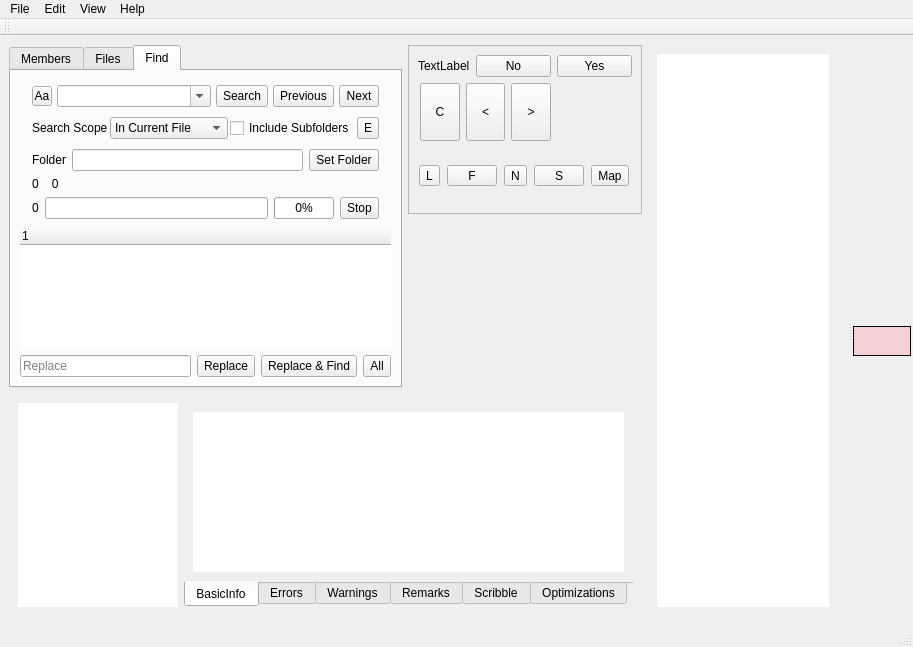
Old version of the form mainwindow.ui in the repository ic005k/Xiasl.
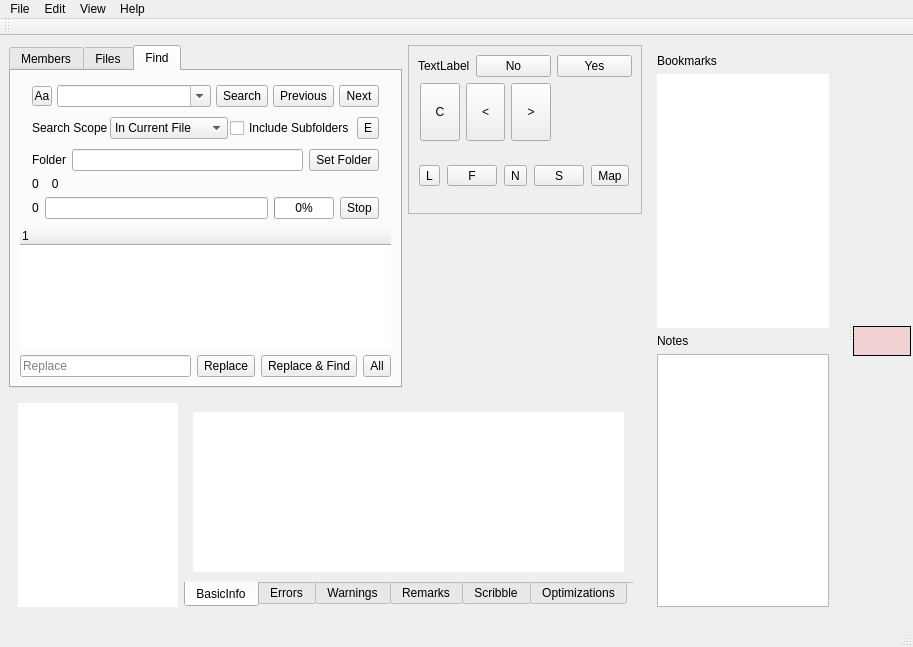
New version of the form. Icons and pictures are not drawn. Custom widgets are drawn as their Qt base class.

What changed in the file:
```diff
--- a/mainwindow.ui
+++ b/mainwindow.ui
@@ -780,7 +780,14 @@
        <enum>QFrame::Plain</enum>
       </property>
       <layout class="QGridLayout" name="gridLayout_18">
-       <item row="0" column="0">
+       <item row="2" column="0">
+        <widget class="QLabel" name="label_4">
+         <property name="text">
+          <string>Notes</string>
+         </property>
+        </widget>
+       </item>
+       <item row="1" column="0">
         <widget class="QListWidget" name="listBook">
          <property name="frameShape">
           <enum>QFrame::NoFrame</enum>
@@ -793,6 +800,16 @@
          </property>
         </widget>
        </item>
+       <item row="0" column="0">
+        <widget class="QLabel" name="label_3">
+         <property name="text">
+          <string>Bookmarks</string>
+         </property>
+        </widget>
+       </item>
+       <item row="3" column="0">
+        <widget class="QTextEdit" name="textEditNotes"/>
+       </item>
       </layout>
      </widget>
     </item>
```
